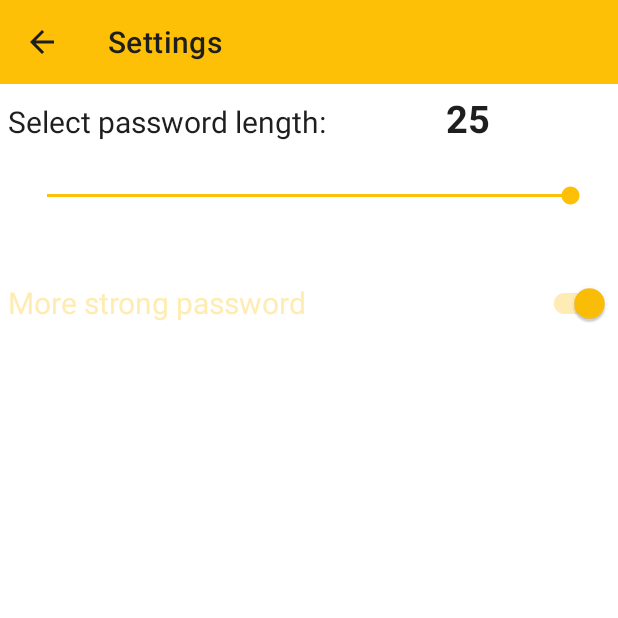
After one commit to Baranov-Denis/Password_gen, an Android app: the SettingsActivity screen opened directly, with no data from a screen before it, on a phone screen of 412 x 824 dp, the top half of it. The commit adds this screen. Run offline under Robolectric (Android 15) with nearby library versions, the phone set to English and light mode, and no system bars.

Commit message:
Added settings Activity

```diff
--- /dev/null
+++ b/app/src/main/java/com/example/passwordgenerator/SettingsActivity.java
@@ -0,0 +1,74 @@
+package com.example.passwordgenerator;
+
+import androidx.appcompat.app.ActionBar;
+import androidx.appcompat.app.AppCompatActivity;
+import androidx.appcompat.widget.SwitchCompat;
+import androidx.appcompat.widget.Toolbar;
+
+import android.os.Bundle;
+import android.widget.SeekBar;
+import android.widget.TextView;
+
+public class SettingsActivity extends AppCompatActivity {
+
+    //  private PasswordCreator passwordCreator;
+
+    @Override
+    protected void onCreate(Bundle savedInstanceState) {
+        super.onCreate(savedInstanceState);
+        //  passwordCreator = new PasswordCreator();
+        setContentView(R.layout.activity_settings);
+        Toolbar toolbar = findViewById(R.id.toolbar);
+        setSupportActionBar(toolbar);
+        ActionBar actionBar = getSupportActionBar();
+        actionBar.setDisplayHomeAsUpEnabled(true);
+        setSeekBar();
+        setPasswordLengthToTextView();
+        addSwitchForStrongPassword();
+    }
+
+
+    //Подключение переключателя для изменения сложности пароля
+    private void addSwitchForStrongPassword() {
+        SwitchCompat switch1 = findViewById(R.id.switch1);
+switch1.setChecked(PasswordCreator.strongPassword);
+        switch1.setOnCheckedChangeListener((buttonView, isChecked) -> {
+
+            if (isChecked) {
+                PasswordCreator.strongPassword = true;
+            } else {
+                PasswordCreator.strongPassword = false;
+            }
+        });
+    }
+
+
+    private void setPasswordLengthToTextView() {
+        TextView textView = findViewById(R.id.seekBarValue);
+        textView.setText(String.valueOf(PasswordCreator.passwordLength));
+    }
+
+
+    private void setSeekBar() {
+        SeekBar seekBar = findViewById(R.id.seekBar);
+        TextView textView = findViewById(R.id.seekBarValue);
+        seekBar.setProgress(PasswordCreator.passwordLength);
+        seekBar.setOnSeekBarChangeListener(new SeekBar.OnSeekBarChangeListener() {
+            @Override
+            public void onProgressChanged(SeekBar seekBar, int progress, boolean fromUser) {
+                textView.setText(String.valueOf(progress));
+                PasswordCreator.passwordLength = progress;
+            }
+
+            @Override
+            public void onStartTrackingTouch(SeekBar seekBar) {
+
+            }
+
+            @Override
+            public void onStopTrackingTouch(SeekBar seekBar) {
+
+            }
+        });
+    }
+}
--- a/app/src/main/res/layout/activity_help.xml
+++ b/app/src/main/res/layout/activity_help.xml
@@ -19,7 +19,7 @@
             android:background="@color/yellow"
             android:theme="@style/ThemeOverlay.AppCompat.Dark.ActionBar"
             app:theme="@style/ToolbarTheme"
-            app:titleTextColor="@color/black" />
+            app:titleTextColor="@color/dark" />
 
         <ScrollView
             android:layout_width="match_parent"
--- /dev/null
+++ b/app/src/main/res/layout/activity_settings.xml
@@ -0,0 +1,87 @@
+<?xml version="1.0" encoding="utf-8"?>
+<androidx.constraintlayout.widget.ConstraintLayout xmlns:android="http://schemas.android.com/apk/res/android"
+    xmlns:app="http://schemas.android.com/apk/res-auto"
+    xmlns:tools="http://schemas.android.com/tools"
+    android:layout_width="match_parent"
+    android:layout_height="match_parent"
+    tools:context=".SettingsActivity">
+
+    <LinearLayout
+        android:layout_width="match_parent"
+        android:layout_height="match_parent"
+        android:orientation="vertical">
+
+
+    <androidx.appcompat.widget.Toolbar
+        android:id="@+id/toolbar"
+        android:layout_width="match_parent"
+        android:layout_height="?attr/actionBarSize"
+        android:background="@color/yellow"
+        android:theme="@style/ThemeOverlay.AppCompat.Dark.ActionBar"
+        app:theme="@style/ToolbarTheme"
+        app:titleTextColor="@color/dark" />
+
+        <LinearLayout
+            android:layout_width="match_parent"
+            android:layout_height="wrap_content"
+            android:layout_margin="5dp"
+            android:orientation="vertical">
+            <LinearLayout
+                android:layout_width="match_parent"
+                android:layout_height="wrap_content"
+                android:orientation="horizontal">
+                <TextView
+                    android:layout_width="wrap_content"
+                    android:layout_height="wrap_content"
+                    android:layout_weight="1"
+                    android:text="@string/select_password_length"
+                    app:layout_constraintLeft_toLeftOf="parent"
+                    app:layout_constraintTop_toTopOf="parent" />
+                <TextView
+                    android:id="@+id/seekBarValue"
+                    android:layout_width="wrap_content"
+                    android:layout_height="wrap_content"
+                    android:layout_weight="1"
+                    android:textSize="25sp"
+                    android:textStyle="bold"
+                    app:layout_constraintLeft_toLeftOf="parent"
+                    app:layout_constraintTop_toTopOf="parent" />
+            </LinearLayout>
+            <SeekBar
+                android:id="@+id/seekBar"
+                android:layout_width="match_parent"
+                android:layout_height="50dp"
+                android:layout_margin="10dp"
+                android:max="25"
+                android:min="5"
+                android:progress="25"
+                app:layout_constraintLeft_toLeftOf="parent"
+                app:layout_constraintRight_toRightOf="parent"
+                app:layout_constraintTop_toBottomOf="@+id/seekBarValue" />
+        </LinearLayout>
+
+
+
+        <View
+            android:layout_width="match_parent"
+            android:layout_height="1dp"
+            android:background="@color/white" />
+
+
+        <LinearLayout
+            android:layout_width="match_parent"
+            android:layout_height="wrap_content"
+            android:layout_margin="5dp"
+            android:orientation="vertical">
+            <androidx.appcompat.widget.SwitchCompat
+                android:id="@+id/switch1"
+                android:layout_width="match_parent"
+                android:layout_height="wrap_content"
+                android:checked="true"
+                android:text="@string/password_complexity"
+                android:textColor="@color/yellow_light" />
+        </LinearLayout>
+
+    </LinearLayout>
+
+</androidx.constraintlayout.widget.ConstraintLayout>
--- a/app/src/main/res/values-night/themes.xml
+++ b/app/src/main/res/values-night/themes.xml
@@ -3,19 +3,22 @@
     <style name="Theme.PasswordGenerator" parent="Theme.MaterialComponents.DayNight.NoActionBar">
         <!-- Primary brand color. -->
         <item name="colorPrimary">@color/yellow</item>
-        <item name="colorPrimaryVariant">@color/black</item>
-        <item name="colorOnPrimary">@color/black</item>
+        <item name="colorPrimaryVariant">@color/dark</item>
+        <item name="colorOnPrimary">@color/dark</item>
         <!-- Secondary brand color. -->
         <item name="colorSecondary">@color/yellow</item>
 
-        <item name="colorSecondaryVariant">@color/black</item>
+        <item name="colorSecondaryVariant">@color/dark</item>
         <item name="colorOnSecondary">@color/yellow_light</item>
         <item name="android:textColor">@color/yellow_light</item>
         <item name="android:editTextColor">@color/yellow_light</item>
+        //цвет фона
+        <item name="android:colorBackground">#141414</item>
+
 
         <!-- Status bar color. -->
         <item name="android:statusBarColor" tools:targetApi="l">?attr/colorPrimaryVariant</item>
         <!-- Customize your theme here. -->
-        <item name="android:textSize">25sp</item>
+        <item name="android:textSize">20sp</item>
     </style>
 </resources>
--- a/app/src/main/res/values/colors.xml
+++ b/app/src/main/res/values/colors.xml
@@ -5,10 +5,11 @@
     <color name="purple_700">#FF3700B3</color>
     <color name="teal_200">#FF03DAC5</color>
     <color name="teal_700">#FF018786</color>
-    <color name="black">#FF000000</color>
+    <color name="dark">#1E1E1E</color>
     <color name="white">#FFFFFFFF</color>
     <color name="yellow">#FEC007</color>
     <color name="yellow_light">#ffecb3</color>
     <color name="yellow_dark">#8c3d00</color>
-    <color name="gray">#969696</color>
+    <color name="gray">#323232</color>
+    <color name="light_gray">#535353</color>
 </resources>
--- a/app/src/main/res/values/strings.xml
+++ b/app/src/main/res/values/strings.xml
@@ -8,6 +8,7 @@
     <string name="password_was_copied">\n Password was copied \n</string>
     <string name="help">Help</string>
     <string name="password_complexity">More strong password</string>
+    <string name="settings">Settings</string>
     <string name="help_text">Now you no longer need to remember a lot of passwords for different sites!
 Now it is possible to make the process of creating passwords very simple. First, you will need to choose the length of your new password. The longer, the better. Then you need to enter a word or several words in the upper field of the application that you associate with the service for which you need to choose a password, for example, "Mailbox". And in the lower field, you need to enter a keyword that can be the same for all your passwords. For example, "password", Then the application will use a special algorithm to generate a complex password from large and small English letters, as well as from special characters. The idea is that</string>
 
--- a/app/src/main/res/values/theme.xml
+++ b/app/src/main/res/values/theme.xml
@@ -2,7 +2,7 @@
 <resources>
     <style name="ToolbarTheme" parent="@style/ThemeOverlay.AppCompat.ActionBar">
         <!-- Customize color of navigation drawer icon and back arrow -->
-        <item name="colorControlNormal">@color/black</item>
+        <item name="colorControlNormal">@color/dark</item>
     </style>
 
 </resources>
--- a/app/src/main/res/values/themes.xml
+++ b/app/src/main/res/values/themes.xml
@@ -8,14 +8,14 @@
         <!-- Secondary brand color. -->
         <item name="colorSecondary">@color/yellow</item>
         <item name="colorSecondaryVariant">@color/white</item>
-        <item name="colorOnSecondary">@color/black</item>
-        <item name="android:textColor">@color/black</item>
+        <item name="colorOnSecondary">@color/dark</item>
+        <item name="android:textColor">@color/dark</item>
         <item name="android:editTextColor">@color/yellow_dark</item>
 
         <!-- Status bar color. -->
         <item name="android:statusBarColor" tools:targetApi="l">?attr/colorPrimaryVariant</item>
         <!-- Customize your theme here. -->
 
-<item name="android:textSize">25sp</item>
+<item name="android:textSize">20sp</item>
     </style>
 </resources>
```
Also changed, not shown: app/src/main/AndroidManifest.xml (+10 -4 lines), app/src/main/java/com/example/passwordgenerator/MainActivity.java (+55 -48 lines), app/src/main/java/com/example/passwordgenerator/PasswordCreator.java (+4 -4 lines), app/src/main/res/layout/activity_main.xml (+61 -51 lines), app/src/main/res/menu/menu_main.xml (+14 -7 lines), 1 other file.
